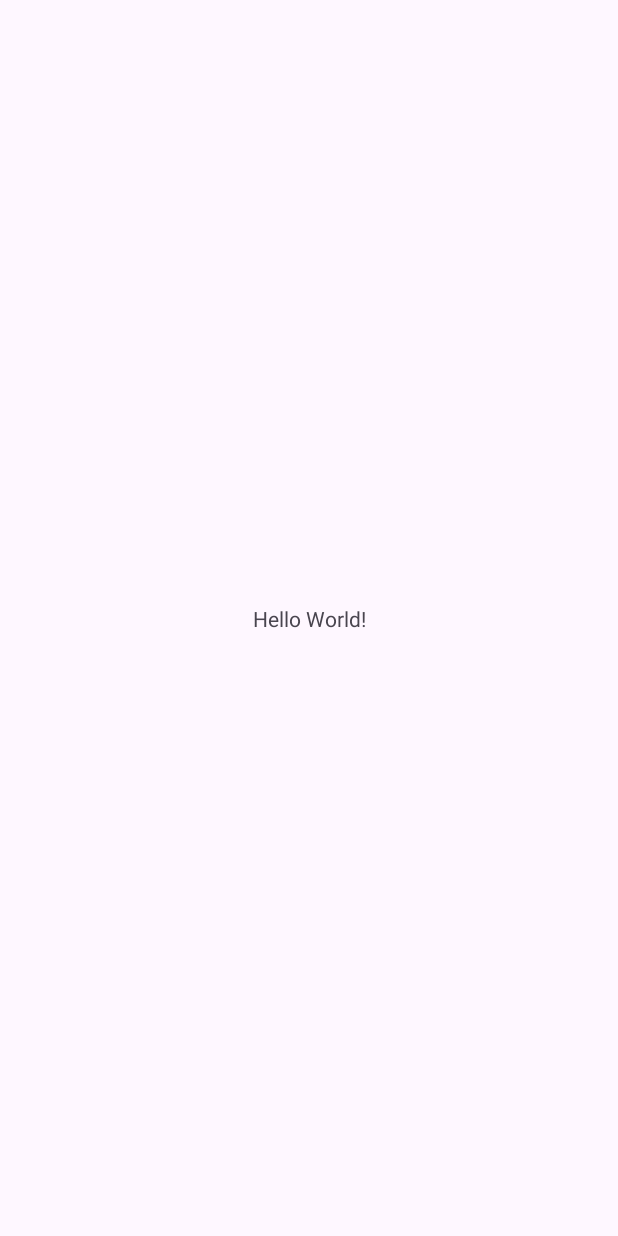
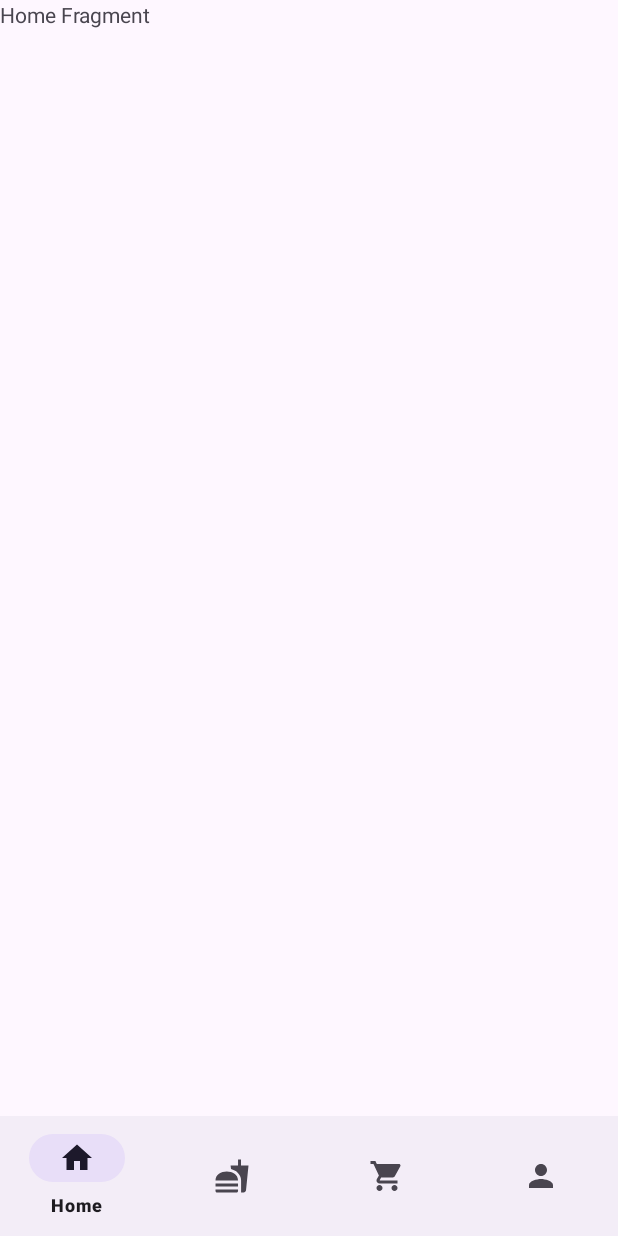
Before and after one commit to BlueTeeth68/YumYumNow, an Android app: the screen it shows after launch (MainActivity), on a phone screen of 412 x 824 dp. Before the commit the screen is almost empty. Run offline under Robolectric (Android 15) with nearby library versions, the phone set to English and light mode, and no system bars.

Commit message:
Update main activity and add fragments

```diff
--- a/YumYumNow/app/build.gradle
+++ b/YumYumNow/app/build.gradle
@@ -22,6 +22,11 @@ android {
             proguardFiles getDefaultProguardFile('proguard-android-optimize.txt'), 'proguard-rules.pro'
         }
     }
+
+    buildFeatures{
+        viewBinding = true
+    }
+
     compileOptions {
         sourceCompatibility JavaVersion.VERSION_1_8
         targetCompatibility JavaVersion.VERSION_1_8
--- /dev/null
+++ b/YumYumNow/app/src/main/java/com/example/yumyumnow/HomeFragment.java
@@ -0,0 +1,64 @@
+package com.example.yumyumnow;
+
+import android.os.Bundle;
+
+import androidx.fragment.app.Fragment;
+
+import android.view.LayoutInflater;
+import android.view.View;
+import android.view.ViewGroup;
+
+/**
+ * A simple {@link Fragment} subclass.
+ * Use the {@link HomeFragment#newInstance} factory method to
+ * create an instance of this fragment.
+ */
+public class HomeFragment extends Fragment {
+
+    // TODO: Rename parameter arguments, choose names that match
+    // the fragment initialization parameters, e.g. ARG_ITEM_NUMBER
+    private static final String ARG_PARAM1 = "param1";
+    private static final String ARG_PARAM2 = "param2";
+
+    // TODO: Rename and change types of parameters
+    private String mParam1;
+    private String mParam2;
+
+    public HomeFragment() {
+        // Required empty public constructor
+    }
+
+    /**
+     * Use this factory method to create a new instance of
+     * this fragment using the provided parameters.
+     *
+     * @param param1 Parameter 1.
+     * @param param2 Parameter 2.
+     * @return A new instance of fragment HomeFragment.
+     */
+    // TODO: Rename and change types and number of parameters
+    public static HomeFragment newInstance(String param1, String param2) {
+        HomeFragment fragment = new HomeFragment();
+        Bundle args = new Bundle();
+        args.putString(ARG_PARAM1, param1);
+        args.putString(ARG_PARAM2, param2);
+        fragment.setArguments(args);
+        return fragment;
+    }
+
+    @Override
+    public void onCreate(Bundle savedInstanceState) {
+        super.onCreate(savedInstanceState);
+        if (getArguments() != null) {
+            mParam1 = getArguments().getString(ARG_PARAM1);
+            mParam2 = getArguments().getString(ARG_PARAM2);
+        }
+    }
+
+    @Override
+    public View onCreateView(LayoutInflater inflater, ViewGroup container,
+                             Bundle savedInstanceState) {
+        // Inflate the layout for this fragment
+        return inflater.inflate(R.layout.fragment_home, container, false);
+    }
+}
--- a/YumYumNow/app/src/main/java/com/example/yumyumnow/MainActivity.java
+++ b/YumYumNow/app/src/main/java/com/example/yumyumnow/MainActivity.java
@@ -1,14 +1,44 @@
 package com.example.yumyumnow;
-
-import androidx.appcompat.app.AppCompatActivity;
 
 import android.os.Bundle;
 
+import androidx.appcompat.app.AppCompatActivity;
+import androidx.fragment.app.Fragment;
+import androidx.fragment.app.FragmentManager;
+import androidx.fragment.app.FragmentTransaction;
+
+import com.example.yumyumnow.databinding.ActivityMainBinding;
+
 public class MainActivity extends AppCompatActivity {
+
+    ActivityMainBinding binding;
 
     @Override
     protected void onCreate(Bundle savedInstanceState) {
         super.onCreate(savedInstanceState);
-        setContentView(R.layout.activity_main);
+        binding = ActivityMainBinding.inflate(getLayoutInflater());
+        setContentView(binding.getRoot());
+        replaceFragment(new HomeFragment());
+
+        binding.bottomNavigationView.setOnItemSelectedListener(item -> {
+            if (item.getItemId() == R.id.home) {
+                replaceFragment(new HomeFragment());
+            } else if (item.getItemId() == R.id.products) {
+                replaceFragment(new ProductFragment());
+            } else if (item.getItemId() == R.id.cart) {
+                replaceFragment(new CartFragment());
+            } else if (item.getItemId() == R.id.profile) {
+                replaceFragment(new ProfileFragment());
+            }
+            return true;
+        });
+
+    }
+
+    private void replaceFragment(Fragment fragment){
+        FragmentManager fragmentManager = getSupportFragmentManager();
+        FragmentTransaction fragmentTransaction = fragmentManager.beginTransaction();
+        fragmentTransaction.replace(R.id.frameLayout, fragment);
+        fragmentTransaction.commit();
     }
 }
--- /dev/null
+++ b/YumYumNow/app/src/main/res/drawable/cart_icon.xml
@@ -0,0 +1,5 @@
+<vector android:height="24dp" android:tint="#000000"
+    android:viewportHeight="24" android:viewportWidth="24"
+    android:width="24dp" xmlns:android="http://schemas.android.com/apk/res/android">
+    <path android:fillColor="@android:color/white" android:pathData="M7,18c-1.1,0 -1.99,0.9 -1.99,2S5.9,22 7,22s2,-0.9 2,-2 -0.9,-2 -2,-2zM1,2v2h2l3.6,7.59 -1.35,2.45c-0.16,0.28 -0.25,0.61 -0.25,0.96 0,1.1 0.9,2 2,2h12v-2L7.42,15c-0.14,0 -0.25,-0.11 -0.25,-0.25l0.03,-0.12 0.9,-1.63h7.45c0.75,0 1.41,-0.41 1.75,-1.03l3.58,-6.49c0.08,-0.14 0.12,-0.31 0.12,-0.48 0,-0.55 -0.45,-1 -1,-1L5.21,4l-0.94,-2L1,2zM17,18c-1.1,0 -1.99,0.9 -1.99,2s0.89,2 1.99,2 2,-0.9 2,-2 -0.9,-2 -2,-2z"/>
+</vector>
--- /dev/null
+++ b/YumYumNow/app/src/main/res/drawable/food_icon.xml
@@ -0,0 +1,5 @@
+<vector android:height="24dp" android:tint="#000000"
+    android:viewportHeight="24" android:viewportWidth="24"
+    android:width="24dp" xmlns:android="http://schemas.android.com/apk/res/android">
+    <path android:fillColor="@android:color/white" android:pathData="M18.06,22.99h1.66c0.84,0 1.53,-0.64 1.63,-1.46L23,5.05h-5L18,1h-1.97v4.05h-4.97l0.3,2.34c1.71,0.47 3.31,1.32 4.27,2.26 1.44,1.42 2.43,2.89 2.43,5.29v8.05zM1,21.99L1,21h15.03v0.99c0,0.55 -0.45,1 -1.01,1L2.01,22.99c-0.56,0 -1.01,-0.45 -1.01,-1zM16.03,14.99c0,-8 -15.03,-8 -15.03,0h15.03zM1.02,17h15v2h-15z"/>
+</vector>
--- /dev/null
+++ b/YumYumNow/app/src/main/res/drawable/home_icon.xml
@@ -0,0 +1,5 @@
+<vector android:height="24dp" android:tint="#000000"
+    android:viewportHeight="24" android:viewportWidth="24"
+    android:width="24dp" xmlns:android="http://schemas.android.com/apk/res/android">
+    <path android:fillColor="@android:color/white" android:pathData="M10,20v-6h4v6h5v-8h3L12,3 2,12h3v8z"/>
+</vector>
--- /dev/null
+++ b/YumYumNow/app/src/main/res/drawable/person_icon.xml
@@ -0,0 +1,5 @@
+<vector android:height="24dp" android:tint="#000000"
+    android:viewportHeight="24" android:viewportWidth="24"
+    android:width="24dp" xmlns:android="http://schemas.android.com/apk/res/android">
+    <path android:fillColor="@android:color/white" android:pathData="M12,12c2.21,0 4,-1.79 4,-4s-1.79,-4 -4,-4 -4,1.79 -4,4 1.79,4 4,4zM12,14c-2.67,0 -8,1.34 -8,4v2h16v-2c0,-2.66 -5.33,-4 -8,-4z"/>
+</vector>
--- a/YumYumNow/app/src/main/res/layout/activity_main.xml
+++ b/YumYumNow/app/src/main/res/layout/activity_main.xml
@@ -6,13 +6,26 @@
     android:layout_height="match_parent"
     tools:context=".MainActivity">
 
-    <TextView
-        android:layout_width="wrap_content"
+    <FrameLayout
+        android:id="@+id/frameLayout"
+        android:layout_width="0dp"
+        android:layout_height="0dp"
+        app:layout_constraintBottom_toTopOf="@+id/bottomNavigationView"
+        app:layout_constraintEnd_toEndOf="parent"
+        app:layout_constraintStart_toStartOf="parent"
+        app:layout_constraintTop_toTopOf="parent">
+
+    </FrameLayout>
+
+    <com.google.android.material.bottomnavigation.BottomNavigationView
+        android:id="@+id/bottomNavigationView"
+        android:layout_width="match_parent"
         android:layout_height="wrap_content"
-        android:text="Hello World!"
         app:layout_constraintBottom_toBottomOf="parent"
         app:layout_constraintEnd_toEndOf="parent"
         app:layout_constraintStart_toStartOf="parent"
-        app:layout_constraintTop_toTopOf="parent" />
+        app:menu="@menu/bottom_nav_menu">
+    </com.google.android.material.bottomnavigation.BottomNavigationView>
+
 
 </androidx.constraintlayout.widget.ConstraintLayout>
--- /dev/null
+++ b/YumYumNow/app/src/main/res/layout/fragment_home.xml
@@ -0,0 +1,14 @@
+<?xml version="1.0" encoding="utf-8"?>
+<FrameLayout xmlns:android="http://schemas.android.com/apk/res/android"
+    xmlns:tools="http://schemas.android.com/tools"
+    android:layout_width="match_parent"
+    android:layout_height="match_parent"
+    tools:context=".HomeFragment">
+
+    <!-- TODO: Update blank fragment layout -->
+    <TextView
+        android:layout_width="match_parent"
+        android:layout_height="match_parent"
+        android:text="Home Fragment" />
+
+</FrameLayout>
--- /dev/null
+++ b/YumYumNow/app/src/main/res/menu/bottom_nav_menu.xml
@@ -0,0 +1,23 @@
+<?xml version="1.0" encoding="utf-8"?>
+<menu xmlns:android="http://schemas.android.com/apk/res/android">
+
+    <item
+        android:title="Home"
+        android:id="@+id/home"
+        android:icon="@drawable/home_icon"/>
+
+    <item
+        android:title="Products"
+        android:id="@+id/products"
+        android:icon="@drawable/food_icon"/>
+
+    <item
+        android:title="Cart"
+        android:id="@+id/cart"
+        android:icon="@drawable/cart_icon"/>
+
+    <item
+        android:title="Profile"
+        android:id="@+id/profile"
+        android:icon="@drawable/person_icon"/>
+</menu>
--- a/YumYumNow/app/src/main/res/values/strings.xml
+++ b/YumYumNow/app/src/main/res/values/strings.xml
@@ -1,3 +1,5 @@
 <resources>
     <string name="app_name">YumYumNow</string>
+    <!-- TODO: Remove or change this placeholder text -->
+    <string name="hello_blank_fragment">Hello blank fragment</string>
 </resources>
```
Also changed, not shown: YumYumNow/app/src/main/java/com/example/yumyumnow/CartFragment.java (added, +64 -0 lines), YumYumNow/app/src/main/java/com/example/yumyumnow/ProductFragment.java (added, +64 -0 lines), YumYumNow/app/src/main/java/com/example/yumyumnow/ProfileFragment.java (added, +64 -0 lines), YumYumNow/app/src/main/res/layout/fragment_cart.xml (added, +14 -0 lines), YumYumNow/app/src/main/res/layout/fragment_product.xml (added, +14 -0 lines), YumYumNow/app/src/main/res/layout/fragment_profile.xml (added, +14 -0 lines).
